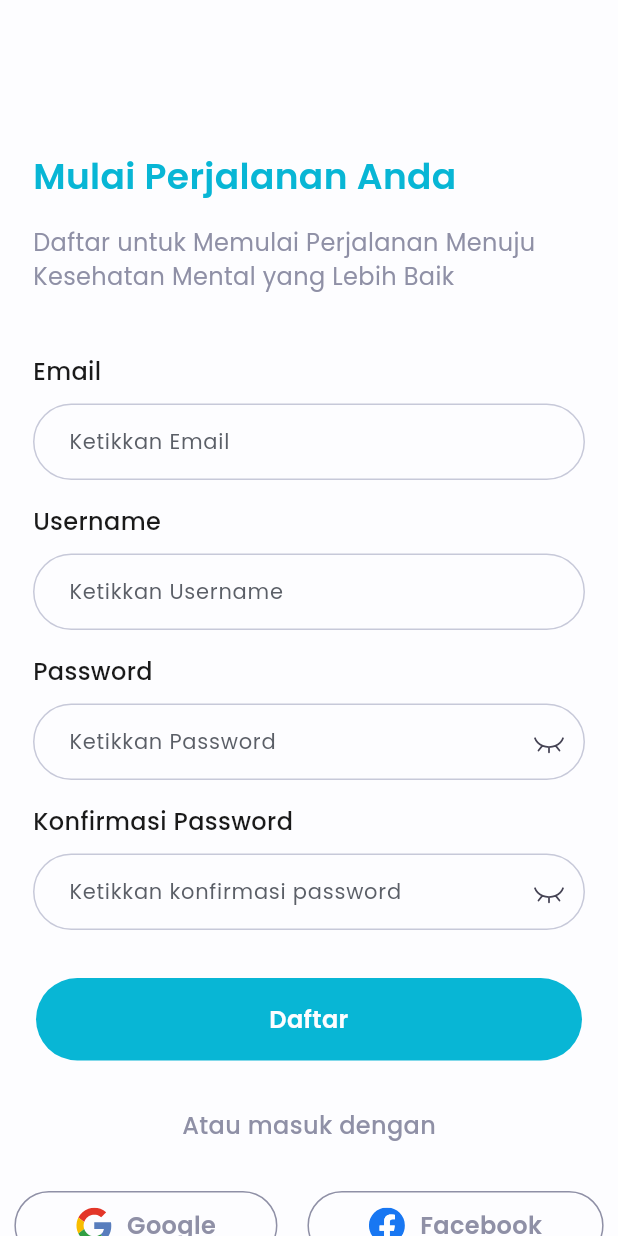
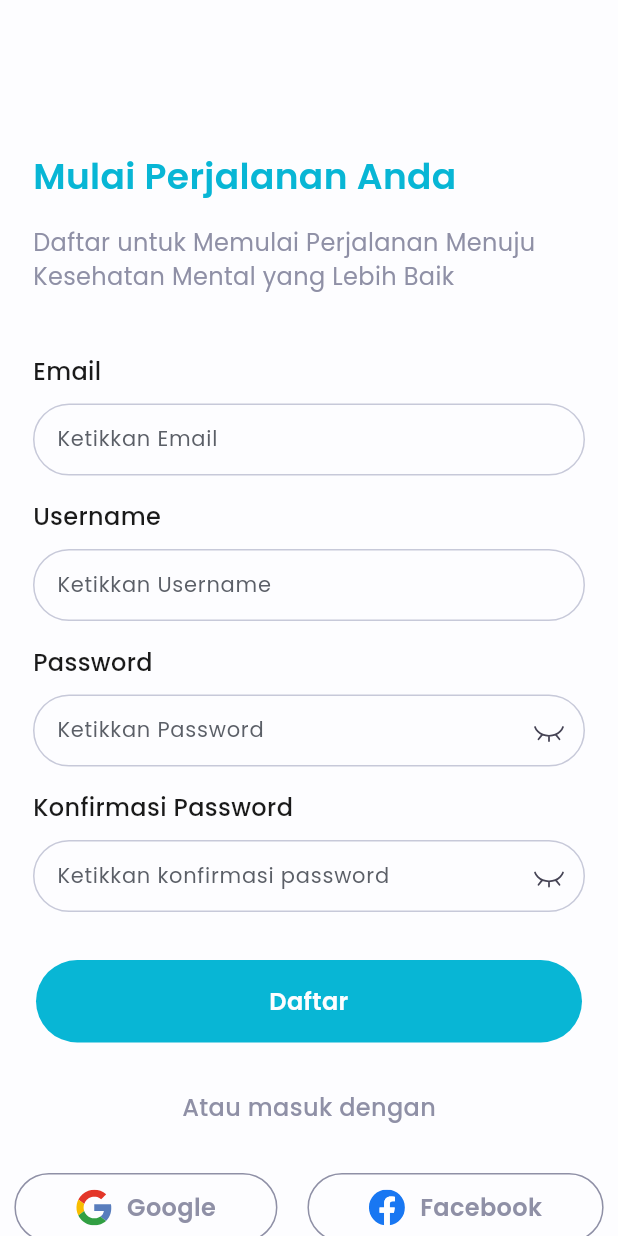
Before and after one commit to Kelompok-6-Capstone-Alterra-2024/mental-health-care-mobile, a Flutter app: the RegisterView screen opened by its route, on a phone screen of 412 x 824 dp. Run offline on Flutter 3.47's test engine with Material 3 defaults, Android fonts, the phone set to English and light mode, and no system bars; our stand-ins replace flutter_svg, gap, get, get_storage; accounts and stored records are empty.

Commit message:
refactor: Update CustomForm decoration style and remove unused code

```diff
--- a/lib/utils/global_components/custom_form.dart
+++ b/lib/utils/global_components/custom_form.dart
@@ -26,30 +26,15 @@ class CustomForm extends StatelessWidget {
       obscureText: obscureText ?? false,
       onChanged: onChanged,
       style: regular.copyWith(fontSize: 14, color: Neutral.dark1),
-      decoration: InputDecoration(
-        isDense: false,
-        filled: true,
+      decoration: primary.copyWith(
         hintText: title,
-        hintStyle:
-            const TextStyle(color: Neutral.dark2, fontWeight: FontWeight.w400),
-        fillColor: Neutral.light4,
-        enabledBorder: const OutlineInputBorder(
-          borderRadius: BorderRadius.all(Radius.circular(30)),
-          borderSide: BorderSide(color: Neutral.dark4),
+        hintStyle: regular.copyWith(
+          fontSize: 14,
+          color: Neutral.dark2,
         ),
-        focusedBorder: const OutlineInputBorder(
-          borderRadius: BorderRadius.all(Radius.circular(30)),
-          borderSide: BorderSide(color: Neutral.dark1),
-        ),
-        errorBorder: const OutlineInputBorder(
-          borderRadius: BorderRadius.all(Radius.circular(30)),
-          borderSide: BorderSide(color: Error.subtle),
-        ),
-        contentPadding:
-            const EdgeInsets.symmetric(horizontal: 20, vertical: 15),
         suffixIcon: Padding(
           padding: const EdgeInsets.all(10),
-          child: icon ?? null,
+          child: icon,
         ),
       ),
     );
```
